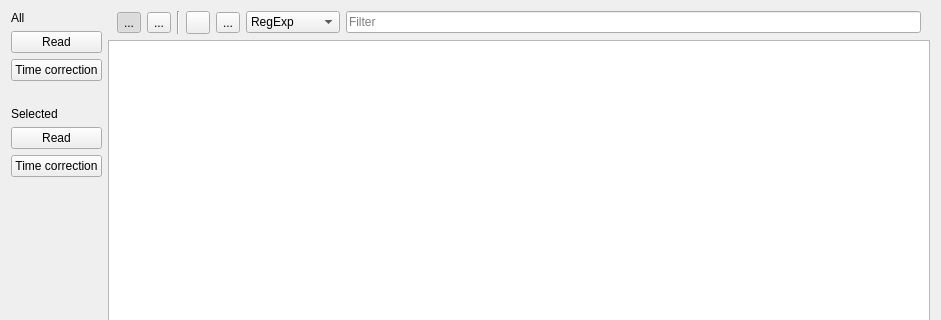
This is zbyrator-src/metersdatetime.ui in KTS-Intek/quick-collect as Qt 5 draws it before an edit; both pictures show x 0 to 941 and y 0 to 320 of the 941 by 690 pixel window. The edited form follows.
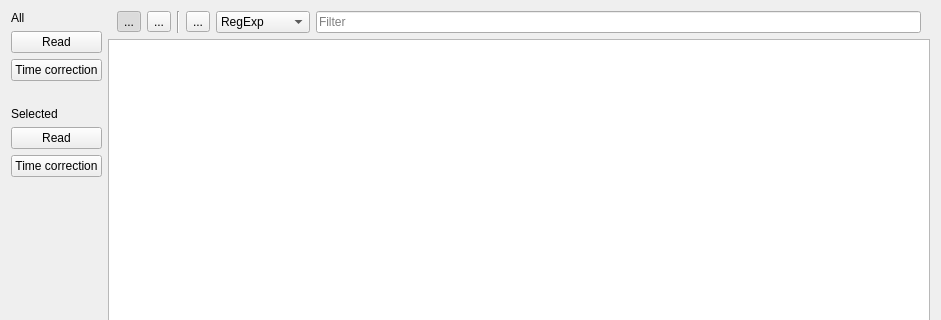
This is the edited form. Icons and pictures are not drawn.

The edit to the form file:
```diff
--- a/zbyrator-src/metersdatetime.ui
+++ b/zbyrator-src/metersdatetime.ui
@@ -198,13 +198,6 @@
        </property>
       </widget>
      </item>
-     <item>
-      <widget class="QToolButton" name="tbUpDown">
-       <property name="text">
-        <string/>
-       </property>
-      </widget>
-     </item>
      <item>
       <widget class="QToolButton" name="tbFilter">
        <property name="text">
```
